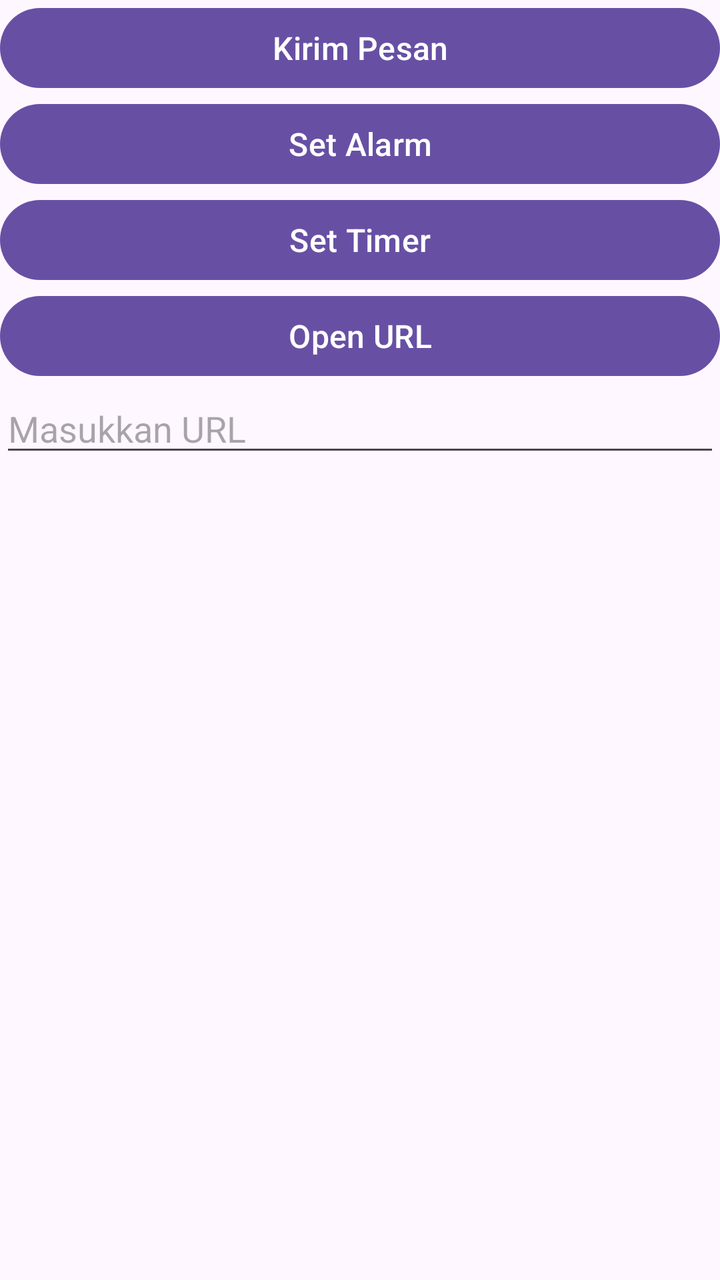
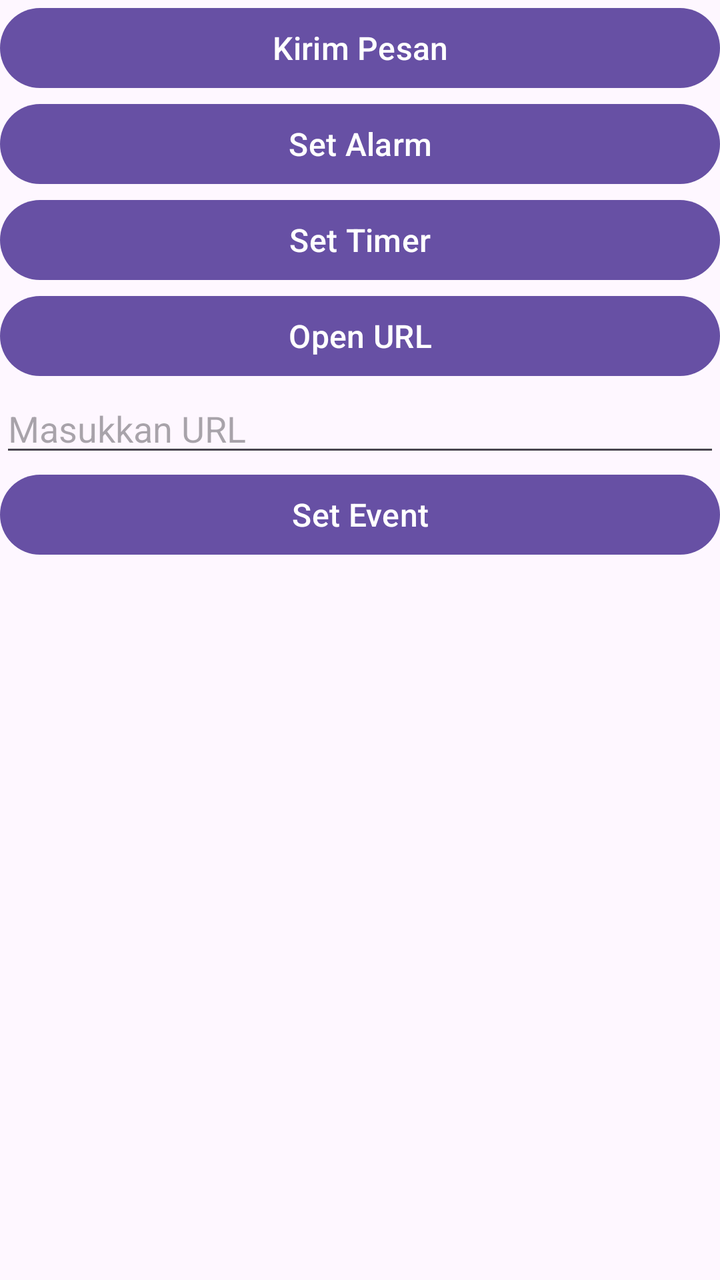

Screens rendered from an Android XML layout before and after an edit, with the pre-edit source and the edit as a unified diff.
<!-- AndroidManifest.xml: application theme Theme.Tugas3 -->
<!-- res/layout/activity_main.xml -->
<?xml version="1.0" encoding="utf-8"?>
<LinearLayout xmlns:android="http://schemas.android.com/apk/res/android"
    xmlns:app="http://schemas.android.com/apk/res-auto"
    xmlns:tools="http://schemas.android.com/tools"
    android:id="@+id/main"
    android:layout_width="match_parent"
    android:layout_height="match_parent"
    tools:context=".MainActivity"
    android:orientation="vertical">

    <Button
        android:layout_width="match_parent"
        android:layout_height="wrap_content"
        android:id="@+id/btnKirimPesan"
        android:text="Kirim Pesan"
        android:textSize="16sp"/>

    <Button
        android:layout_width="match_parent"
        android:layout_height="wrap_content"
        android:id="@+id/btnSetAlarm"
        android:text="Set Alarm"
        android:textSize="16sp"/>

    <Button
        android:layout_width="match_parent"
        android:layout_height="wrap_content"
        android:id="@+id/btnSetTimer"
        android:text="Set Timer"
        android:textSize="16sp"/>

    <Button
        android:layout_width="match_parent"
        android:layout_height="wrap_content"
        android:id="@+id/btnOpenURL"
        android:text="Open URL"
        android:textSize="16sp"/>
    <EditText
        android:layout_width="match_parent"
        android:layout_height="wrap_content"
        android:id="@+id/etURL"
        android:hint="Masukkan URL"/>


</LinearLayout>
<!-- resources referenced by this layout -->
<resources>
  <style name="Theme.Tugas3" parent="Base.Theme.Tugas3" />
  <style name="Base.Theme.Tugas3" parent="Theme.Material3.DayNight.NoActionBar">
          
          
      </style>
</resources>

<!-- the commit's change to res/layout/activity_main.xml (unified diff, before → after) -->
@@ -41,5 +41,11 @@
         android:id="@+id/etURL"
         android:hint="Masukkan URL"/>
 
+    <Button
+        android:layout_width="match_parent"
+        android:layout_height="wrap_content"
+        android:id="@+id/btnSetEvent"
+        android:text="Set Event"
+        android:textSize="16sp"/>
 
 </LinearLayout>
